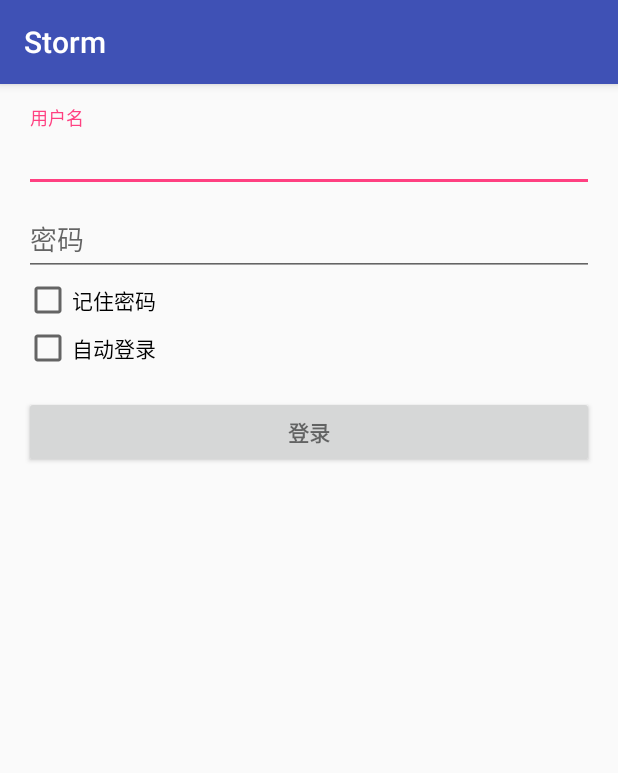
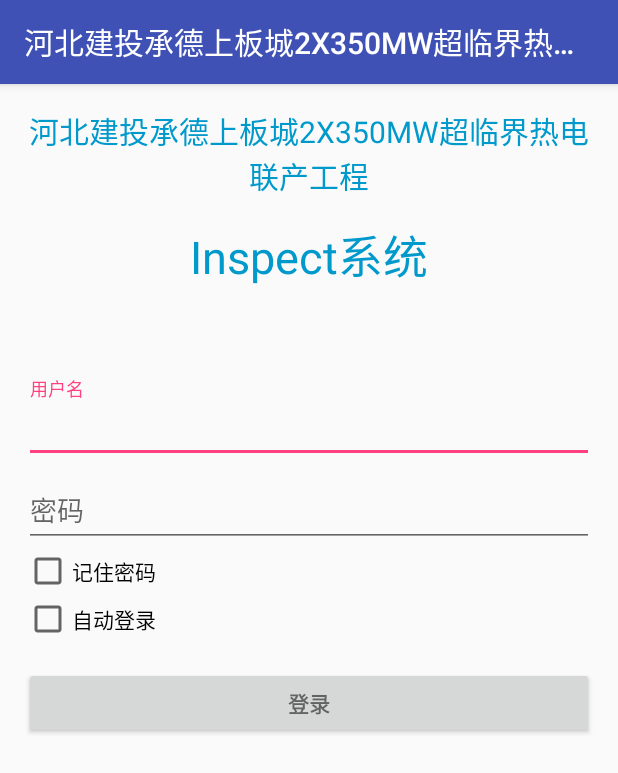
Before and after one commit to tiangles/storm, an Android app: the screen it shows after launch (LoginActivity), on a phone screen of 412 x 824 dp. Shown: the top 773 px of the screen. Run offline under Robolectric (Android 15) with nearby library versions, the phone set to English and light mode, and no system bars; our stand-ins replace ButterKnife; libraries missing offline, so code that uses them is left out: com.uuzuche.lib_zxing; 8 statements that could not run were skipped.

Commit message:
new activity to show all devices in workshop

```diff
--- a/client/android/app/src/main/AndroidManifest.xml
+++ b/client/android/app/src/main/AndroidManifest.xml
@@ -30,6 +30,7 @@
         <activity android:name=".activities.QRCodeActivity" />
         <activity android:name=".activities.ChartActivity" />
         <activity android:name=".activities.DeviceInfoActivity" />
+        <activity android:name=".activities.WorkshopActivity" android:label="@string/title_activity_workshop" />
     </application>
 
 </manifest>
--- a/client/android/app/src/main/java/com/tiangles/storm/activities/LoginActivity.java
+++ b/client/android/app/src/main/java/com/tiangles/storm/activities/LoginActivity.java
@@ -57,9 +57,9 @@ public class LoginActivity extends AppCompatActivity{
         mPasswordEditor.setText(user.mPassword);
         mRememberPasswordBox.setChecked(user.mRememberPassword);
         mAutoLoginBox.setChecked(user.mAutoLogin);
-        if(user.mAutoLogin){
-            attemptLogin();
-        }
+//        if(user.mAutoLogin){
+//            attemptLogin();
+//        }
     }
 
     @OnClick(R.id.login_sign_in_button)
--- a/client/android/app/src/main/java/com/tiangles/storm/activities/MainActivity.java
+++ b/client/android/app/src/main/java/com/tiangles/storm/activities/MainActivity.java
@@ -30,6 +30,11 @@ public class MainActivity extends AppCompatActivity {
         startActivity(intent);
     }
 
+    public void showWorkshopActivity(View v){
+        Intent intent = new Intent(MainActivity.this, WorkshopActivity.class);
+        startActivity(intent);
+    }
+
     @Override
     protected void onActivityResult(int requestCode, int resultCode, Intent data) {
         super.onActivityResult(requestCode, resultCode, data);
--- a/client/android/app/src/main/res/layout/activity_device_info.xml
+++ b/client/android/app/src/main/res/layout/activity_device_info.xml
@@ -2,7 +2,10 @@
 <LinearLayout xmlns:android="http://schemas.android.com/apk/res/android"
     android:layout_width="fill_parent"
     android:layout_height="fill_parent"
-    android:background="@android:color/white"
+    android:paddingBottom="@dimen/activity_vertical_margin"
+    android:paddingLeft="@dimen/activity_horizontal_margin"
+    android:paddingRight="@dimen/activity_horizontal_margin"
+    android:paddingTop="@dimen/activity_vertical_margin"
     android:orientation="vertical" >
 
     <TextView
--- a/client/android/app/src/main/res/layout/activity_login.xml
+++ b/client/android/app/src/main/res/layout/activity_login.xml
@@ -10,6 +10,26 @@
     android:paddingTop="@dimen/activity_vertical_margin"
     tools:context="com.tiangles.storm.activities.LoginActivity">
 
+    <TextView
+        android:layout_width="wrap_content"
+        android:layout_height="wrap_content"
+        android:gravity="center"
+        android:textSize="20sp"
+        android:textColor = "@android:color/holo_blue_dark"
+        android:text="@string/app_name" />
+    <Space
+        android:layout_width="match_parent"
+        android:layout_height="15sp" />
+    <TextView
+        android:layout_width="wrap_content"
+        android:layout_height="wrap_content"
+        android:gravity="center"
+        android:textSize="30sp"
+        android:textColor = "@android:color/holo_blue_dark"
+        android:text="Inspect系统" />
+    <Space
+        android:layout_width="match_parent"
+        android:layout_height="60sp" />
     <!-- Login progress -->
     <ProgressBar
         android:id="@+id/login_progress"
@@ -33,6 +53,7 @@
             <android.support.design.widget.TextInputLayout
                 android:layout_width="match_parent"
                 android:layout_height="wrap_content">
+
                 <EditText
                     android:id="@+id/login_user_name"
                     android:layout_width="match_parent"
--- a/client/android/app/src/main/res/layout/activity_main.xml
+++ b/client/android/app/src/main/res/layout/activity_main.xml
@@ -25,5 +25,10 @@
             android:layout_height="wrap_content"
             android:onClick="showChartActivity"
             android:text="报表" />
+        <Button
+            android:layout_width="fill_parent"
+            android:layout_height="wrap_content"
+            android:onClick="showWorkshopActivity"
+            android:text="总图" />
     </LinearLayout>
 </android.support.constraint.ConstraintLayout>
--- a/client/android/app/src/main/res/values/strings.xml
+++ b/client/android/app/src/main/res/values/strings.xml
@@ -1,5 +1,5 @@
 <resources>
-    <string name="app_name">Storm</string>
+    <string name="app_name">河北建投承德上板城2X350MW超临界热电联产工程</string>
 
     <!-- Strings related to login -->
     <string name="prompt_user_name">用户名</string>
@@ -15,4 +15,6 @@
     <string name="remember_password">记住密码</string>
     <string name="auto_login">自动登录</string>
     <string name="network_error">网络错误</string>
+    <string name="title_activity_workshop">车间设备列表</string>
+    <string name="action_settings">Settings</string>
 </resources>
```
Also changed, not shown: client/android/app/src/main/java/com/tiangles/storm/StormApp.java (+7 -0 lines), client/android/app/src/main/java/com/tiangles/storm/activities/DeviceInfoActivity.java (+2 -49 lines), client/android/app/src/main/java/com/tiangles/storm/activities/WorkshopActivity.java (added, +56 -0 lines), client/android/app/src/main/java/com/tiangles/storm/database/StormDB.java (added, +57 -0 lines), client/android/app/src/main/java/com/tiangles/storm/user/User.java (+6 -1 lines), client/android/app/src/main/res/layout/activity_workshop.xml (added, +15 -0 lines), client/android/app/src/main/res/layout/list_item_workshop_device.xml (added, +31 -0 lines), client/android/app/src/main/assets/storm.db, client/android/app/src/main/res/drawable/fan.png (added).
